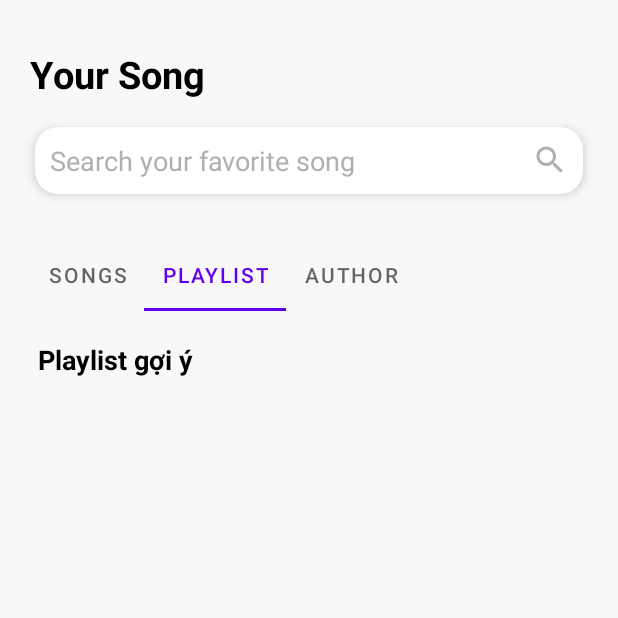
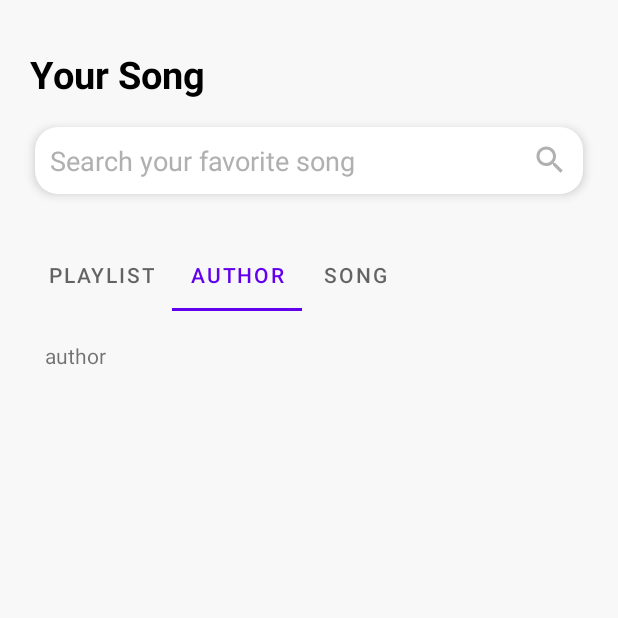
Before and after one commit to hoanganhnth/AppMusic1, an Android app: the screen it shows after launch (MainActivity), tab 2 chosen, on a phone screen of 412 x 824 dp, the top half of it. Run offline under Robolectric (Android 15) with nearby library versions, the phone set to English and light mode, and no system bars; our stand-ins replace Firebase (no records; nobody signed in at launch, a user with empty details on screens opened directly); pictures from the network do not load.

Commit message:
fix fragment

```diff
--- a/app/src/main/java/com/example/appmusictest/activity/MainActivity.java
+++ b/app/src/main/java/com/example/appmusictest/activity/MainActivity.java
@@ -25,7 +25,7 @@ public class MainActivity extends AppCompatActivity {
 
     private ViewPaperMainFragmentAdapter adapter;
 
-    private String[] labelFragment = new String[]{"Songs", "Playlist", "Author"};
+    private String[] labelFragment = new String[]{"Playlist", "Author", "Song"};
     @Override
     protected void onCreate(Bundle savedInstanceState) {
         super.onCreate(savedInstanceState);
@@ -66,11 +66,11 @@ public class MainActivity extends AppCompatActivity {
         public Fragment createFragment(int position) {
             switch (position) {
                 case 0:
+                    return new PlaylistFragment();
+                case 1:
+                    return new AuthorsFragment();
+                case 3:
                     return new SongsFragment();
-                case 1:
-                    return new PlaylistFragment();
-                case 2:
-                    return new AuthorsFragment();
             }
             return new SongsFragment();
         }
```
